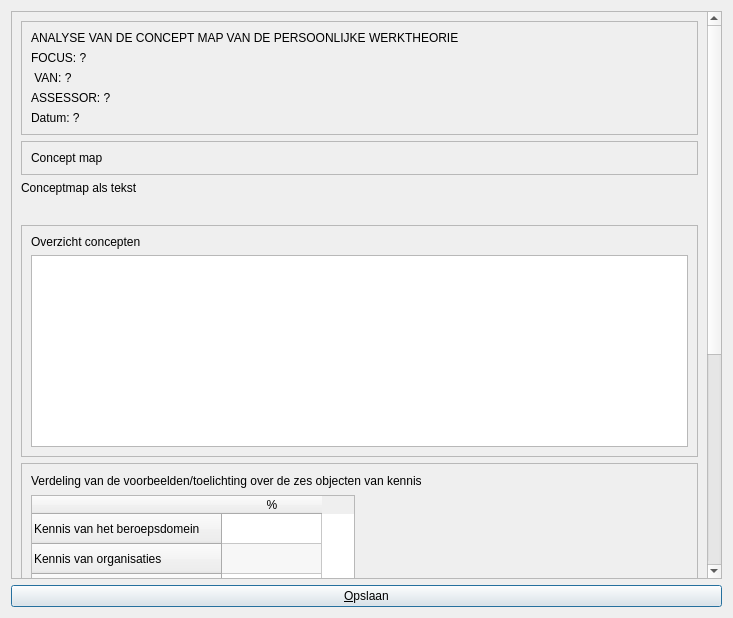
The window that Projects/ProjectBrainweaver/qtpvdbprintratingdialog.ui (richelbilderbeek/ProjectRichelBilderbeek) describes before a commit, drawn with Qt 5.
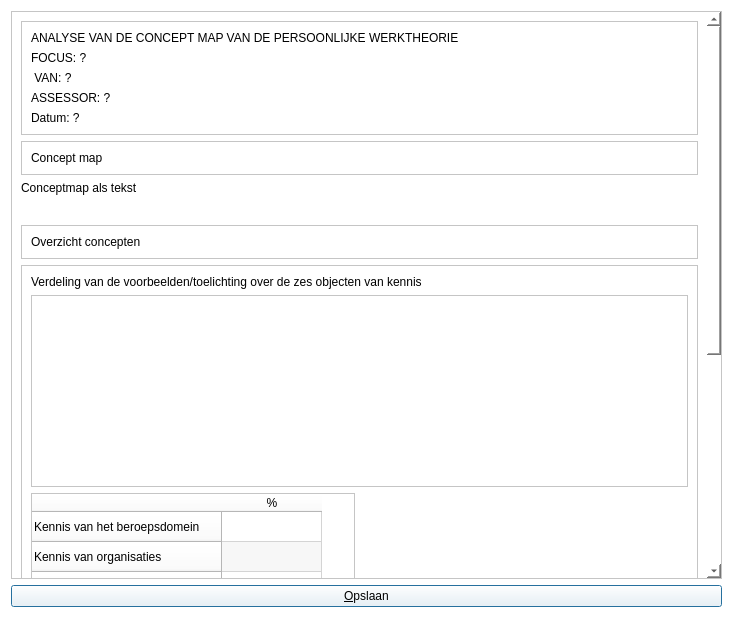
The same window after the commit. Icons and pictures are not drawn.

Commit message: Print preview background set to white

The edit to the form file:
```diff
--- a/Projects/ProjectBrainweaver/qtpvdbprintratingdialog.ui
+++ b/Projects/ProjectBrainweaver/qtpvdbprintratingdialog.ui
@@ -17,6 +17,9 @@
    <iconset resource="Brainweaver.qrc">
     <normaloff>:/images/PicArrow14x14.png</normaloff>:/images/PicArrow14x14.png</iconset>
   </property>
+  <property name="styleSheet">
+   <string notr="true">background-color: rgb(255, 255, 255);</string>
+  </property>
   <layout class="QVBoxLayout" name="verticalLayout_5">
    <item>
     <widget class="QScrollArea" name="scrollArea">
@@ -34,8 +37,8 @@
        <rect>
         <x>0</x>
         <y>0</y>
-        <width>699</width>
-        <height>937</height>
+        <width>698</width>
+        <height>955</height>
        </rect>
       </property>
       <property name="maximumSize">
@@ -154,52 +157,6 @@
             </property>
            </widget>
           </item>
-          <item>
-           <widget class="QTableWidget" name="table_concepts">
-            <property name="sizePolicy">
-             <sizepolicy hsizetype="Expanding" vsizetype="MinimumExpanding">
-              <horstretch>0</horstretch>
-              <verstretch>0</verstretch>
-             </sizepolicy>
-            </property>
-            <property name="verticalScrollBarPolicy">
-             <enum>Qt::ScrollBarAlwaysOff</enum>
-            </property>
-            <property name="horizontalScrollBarPolicy">
-             <enum>Qt::ScrollBarAlwaysOff</enum>
-            </property>
-            <property name="alternatingRowColors">
-             <bool>true</bool>
-            </property>
-            <attribute name="horizontalHeaderVisible">
-             <bool>false</bool>
-            </attribute>
-            <attribute name="horizontalHeaderHighlightSections">
-             <bool>true</bool>
-            </attribute>
-            <attribute name="horizontalHeaderStretchLastSection">
-             <bool>true</bool>
-            </attribute>
-            <attribute name="verticalHeaderVisible">
-             <bool>false</bool>
-            </attribute>
-            <column>
-             <property name="text">
-              <string>Complexiteit</string>
-             </property>
-            </column>
-            <column>
-             <property name="text">
-              <string>Concreetheid</string>
-             </property>
-            </column>
-            <column>
-             <property name="text">
-              <string>Specificiteit</string>
-             </property>
-            </column>
-           </widget>
-          </item>
          </layout>
         </widget>
        </item>
@@ -237,6 +194,52 @@
             </property>
            </widget>
           </item>
+          <item>
+           <widget class="QTableWidget" name="table_concepts">
+            <property name="sizePolicy">
+             <sizepolicy hsizetype="Expanding" vsizetype="MinimumExpanding">
+              <horstretch>0</horstretch>
+              <verstretch>0</verstretch>
+             </sizepolicy>
+            </property>
+            <property name="verticalScrollBarPolicy">
+             <enum>Qt::ScrollBarAlwaysOff</enum>
+            </property>
+            <property name="horizontalScrollBarPolicy">
+             <enum>Qt::ScrollBarAlwaysOff</enum>
+            </property>
+            <property name="alternatingRowColors">
+             <bool>true</bool>
+            </property>
+            <attribute name="horizontalHeaderVisible">
+             <bool>false</bool>
+            </attribute>
+            <attribute name="horizontalHeaderHighlightSections">
+             <bool>true</bool>
+            </attribute>
+            <attribute name="horizontalHeaderStretchLastSection">
+             <bool>true</bool>
+            </attribute>
+            <attribute name="verticalHeaderVisible">
+             <bool>false</bool>
+            </attribute>
+            <column>
+             <property name="text">
+              <string>Complexiteit</string>
+             </property>
+            </column>
+            <column>
+             <property name="text">
+              <string>Concreetheid</string>
+             </property>
+            </column>
+            <column>
+             <property name="text">
+              <string>Specificiteit</string>
+             </property>
+            </column>
+           </widget>
+          </item>
           <item>
            <widget class="QTableWidget" name="table_examples">
             <property name="sizePolicy">
@@ -257,6 +260,9 @@
               <height>235</height>
              </size>
             </property>
+            <property name="styleSheet">
+             <string notr="true">background-color: rgb(255, 255, 255);</string>
+            </property>
             <property name="verticalScrollBarPolicy">
              <enum>Qt::ScrollBarAlwaysOff</enum>
             </property>
@@ -302,11 +308,27 @@
              <property name="text">
               <string>%</string>
              </property>
+             <property name="background">
+              <color>
+               <red>255</red>
+               <green>255</green>
+               <blue>255</blue>
+              </color>
+             </property>
             </column>
             <item row="0" column="0">
              <property name="text">
               <string/>
              </property>
+             <property name="background">
+              <brush brushstyle="NoBrush">
+               <color alpha="255">
+                <red>255</red>
+                <green>255</green>
+                <blue>255</blue>
+               </color>
+              </brush>
+             </property>
             </item>
             <item row="1" column="0">
              <property name="text">
```
The commit also changes 138 other files.
